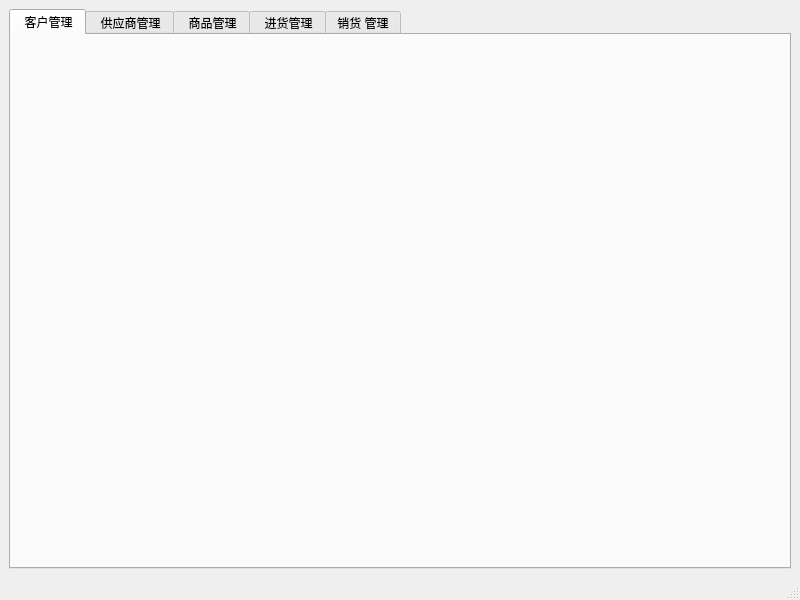
YanhuiLu89/customermgsys, file mainwindow.ui: the form before one commit.
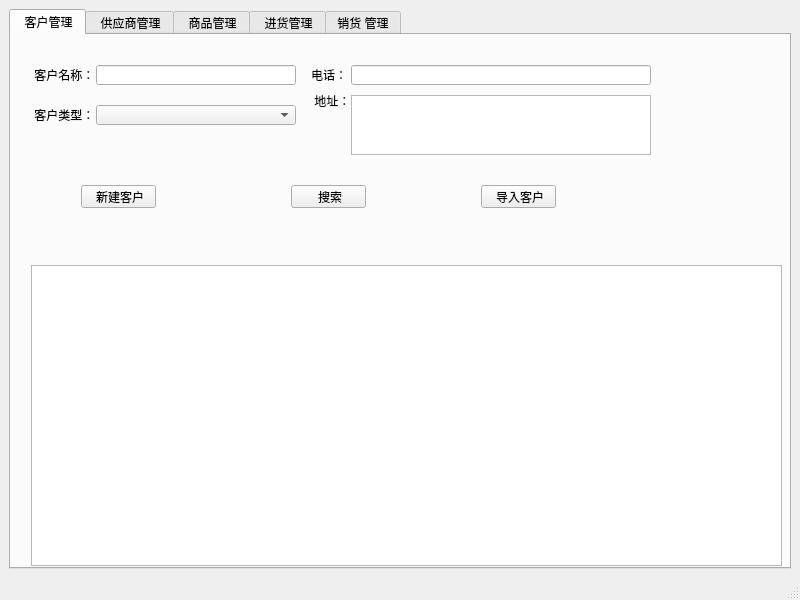
The form after the commit.

Commit message: 布局客户管理页面

```diff
--- a/mainwindow.ui
+++ b/mainwindow.ui
@@ -30,6 +30,147 @@
        <attribute name="title">
         <string> 客户管理</string>
        </attribute>
+       <widget class="QLabel" name="cname_label">
+        <property name="geometry">
+         <rect>
+          <x>20</x>
+          <y>30</y>
+          <width>70</width>
+          <height>20</height>
+         </rect>
+        </property>
+        <property name="text">
+         <string> 客户名称：</string>
+        </property>
+       </widget>
+       <widget class="QLabel" name="ctype_label">
+        <property name="geometry">
+         <rect>
+          <x>20</x>
+          <y>70</y>
+          <width>70</width>
+          <height>20</height>
+         </rect>
+        </property>
+        <property name="text">
+         <string> 客户类型：</string>
+        </property>
+       </widget>
+       <widget class="QLabel" name="cthone_label">
+        <property name="geometry">
+         <rect>
+          <x>300</x>
+          <y>30</y>
+          <width>50</width>
+          <height>20</height>
+         </rect>
+        </property>
+        <property name="text">
+         <string>电话：</string>
+        </property>
+       </widget>
+       <widget class="QLabel" name="address_label">
+        <property name="geometry">
+         <rect>
+          <x>300</x>
+          <y>60</y>
+          <width>50</width>
+          <height>12</height>
+         </rect>
+        </property>
+        <property name="text">
+         <string> 地址：</string>
+        </property>
+       </widget>
+       <widget class="QLineEdit" name="lineEdit_cname">
+        <property name="geometry">
+         <rect>
+          <x>85</x>
+          <y>30</y>
+          <width>200</width>
+          <height>20</height>
+         </rect>
+        </property>
+       </widget>
+       <widget class="QLineEdit" name="lineEdit_cpthone">
+        <property name="geometry">
+         <rect>
+          <x>340</x>
+          <y>30</y>
+          <width>300</width>
+          <height>20</height>
+         </rect>
+        </property>
+       </widget>
+       <widget class="QTextEdit" name="textEdit_caddress">
+        <property name="geometry">
+         <rect>
+          <x>340</x>
+          <y>60</y>
+          <width>300</width>
+          <height>60</height>
+         </rect>
+        </property>
+       </widget>
+       <widget class="QPushButton" name="createcusBtn">
+        <property name="geometry">
+         <rect>
+          <x>70</x>
+          <y>150</y>
+          <width>75</width>
+          <height>23</height>
+         </rect>
+        </property>
+        <property name="text">
+         <string> 新建客户</string>
+        </property>
+       </widget>
+       <widget class="QPushButton" name="searchCusBtn">
+        <property name="geometry">
+         <rect>
+          <x>280</x>
+          <y>150</y>
+          <width>75</width>
+          <height>23</height>
+         </rect>
+        </property>
+        <property name="text">
+         <string> 搜索</string>
+        </property>
+       </widget>
+       <widget class="QPushButton" name="inportCusBtn">
+        <property name="geometry">
+         <rect>
+          <x>470</x>
+          <y>150</y>
+          <width>75</width>
+          <height>23</height>
+         </rect>
+        </property>
+        <property name="text">
+         <string> 导入客户</string>
+        </property>
+       </widget>
+       <widget class="QComboBox" name="comboBox_ctype">
+        <property name="geometry">
+         <rect>
+          <x>85</x>
+          <y>70</y>
+          <width>200</width>
+          <height>20</height>
+         </rect>
+        </property>
+       </widget>
+       <widget class="QTableView" name="tableView">
+        <property name="geometry">
+         <rect>
+          <x>20</x>
+          <y>230</y>
+          <width>751</width>
+          <height>301</height>
+         </rect>
+        </property>
+       </widget>
       </widget>
       <widget class="QWidget" name="tabSupplier">
        <attribute name="title">
```
